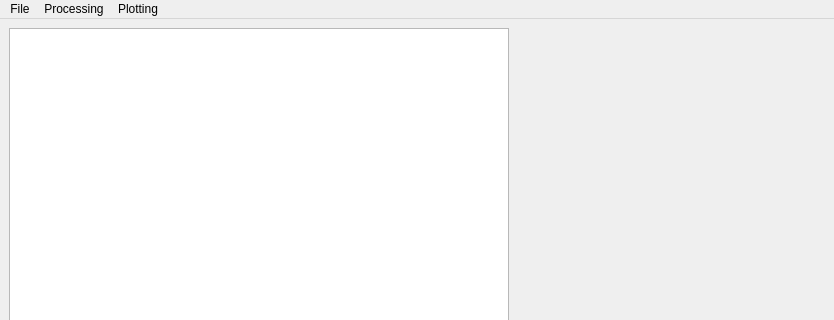
EBSP-Indexer/EBSP-Indexer, file ui/main_window.ui: the form before one commit; both pictures show x 0 to 834 and y 0 to 320 of the 834 by 806 pixel window.
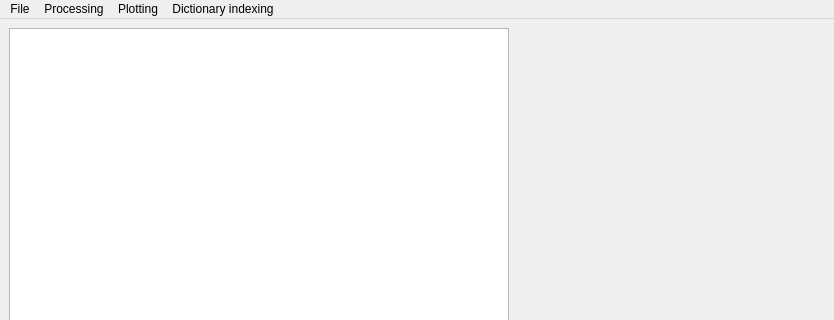
The form after the commit.

What changed in the file:
```diff
--- a/ui/main_window.ui
+++ b/ui/main_window.ui
@@ -61,7 +61,7 @@
      <x>0</x>
      <y>0</y>
      <width>834</width>
-     <height>26</height>
+     <height>22</height>
     </rect>
    </property>
    <widget class="QMenu" name="menuFile">
@@ -82,9 +82,16 @@
     </property>
     <addaction name="actionSignalNavigation"/>
    </widget>
+   <widget class="QMenu" name="menuDictionary_indexing">
+    <property name="title">
+     <string>Dictionary indexing</string>
+    </property>
+    <addaction name="actionDictinary_indexing_setup"/>
+   </widget>
    <addaction name="menuFile"/>
    <addaction name="menuProcessing"/>
    <addaction name="menuPlot"/>
+   <addaction name="menuDictionary_indexing"/>
   </widget>
   <widget class="QStatusBar" name="statusbar"/>
   <action name="actionOpen_Workfolder">
```
Left out of the diff: 5 changed lines with no effect on the pictures.
